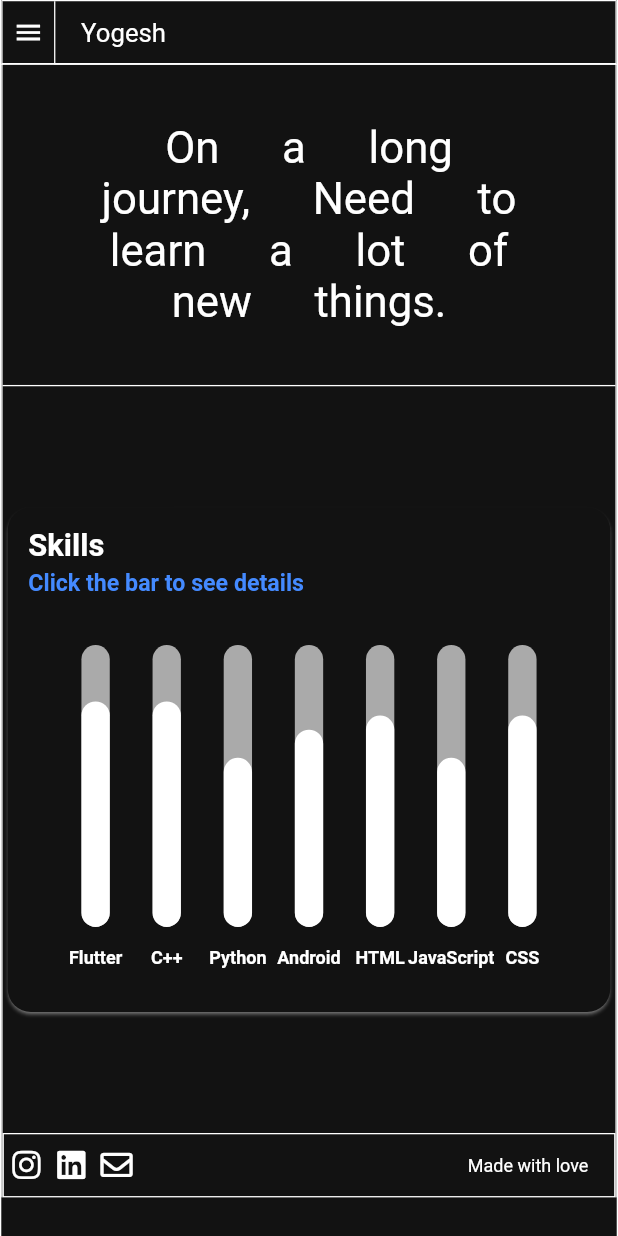
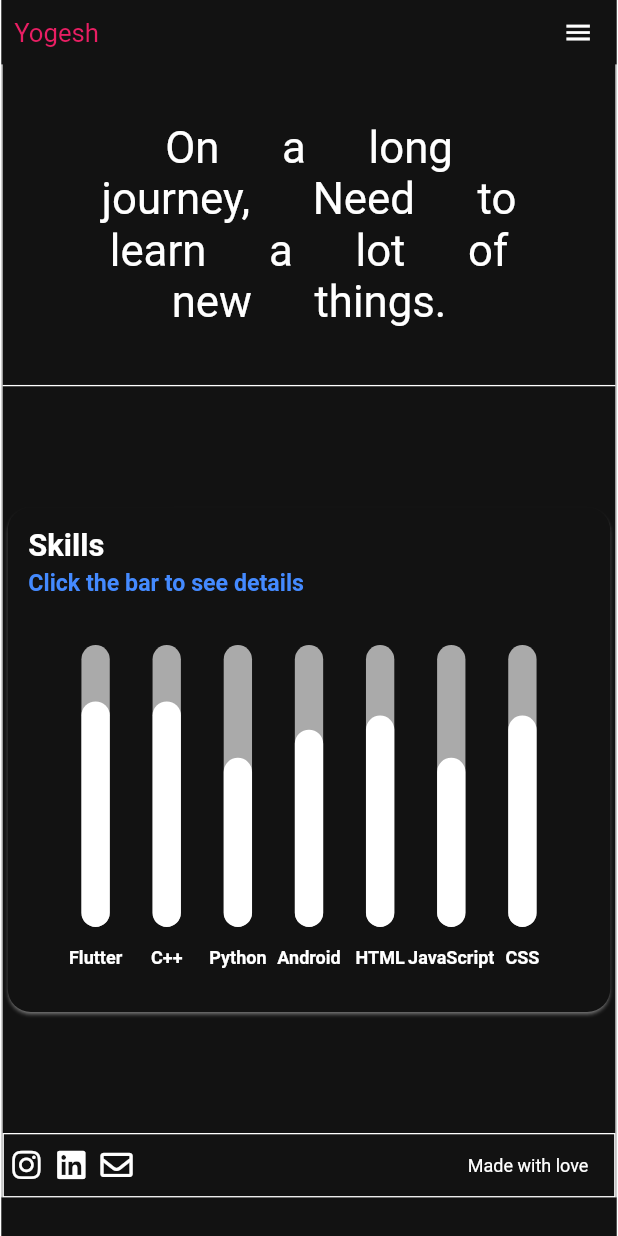
Before and after one commit to Yogeshk4124/yogeshk4124.github.io, a Flutter app: the Skills screen opened directly, on a phone screen of 412 x 824 dp. Run offline on Flutter 3.47's test engine with Material 2 defaults, Android fonts, the phone set to English and light mode, and no system bars; drawn by our look-alikes of fl_chart; our stand-ins replace animated_text_kit, carousel_slider, font_awesome_flutter, google_fonts, responsive_framework, webview_flutter; missing offline and left inert: event_hub, flutter_page_transition, universal_html; network calls fail; Roboto replaces fonts that are missing (Monoton).

Commit message:
navbar revamp

```diff
--- a/lib/Components/NavBar.dart
+++ b/lib/Components/NavBar.dart
@@ -4,6 +4,7 @@ import 'package:google_fonts/google_fonts.dart';
 import 'package:portfolio/Models/project.dart';
 import 'package:portfolio/Pages/ProjectsPage.dart';
 import 'package:portfolio/Pages/SkillsPage.dart';
+import 'package:portfolio/Utility/Constants.dart';
 
 class NavBar extends StatefulWidget {
   // BuildContext pageContext;
@@ -44,19 +45,56 @@ class _NavBarState extends State<NavBar> with SingleTickerProviderStateMixin {
     return Column(
       children: [
         Container(
-          decoration: BoxDecoration(
-            border: Border(
-              left: BorderSide(color: Colors.white, width: 1),
-              top: BorderSide(color: Colors.white, width: 1),
-              right: BorderSide(color: Colors.white, width: 1),
-            ),
-          ),
           height: 50,
+          padding: MediaQuery.of(context).size.width < 800
+              ? EdgeInsets.symmetric(horizontal: 10)
+              : null,
           child: Row(
             crossAxisAlignment: CrossAxisAlignment.stretch,
             children: [
+              InkWell(
+                onTap: () {
+                  Navigator.of(context).pushReplacementNamed('/');
+                },
+                onHover: (val) {},
+                child: Container(
+                  alignment: Alignment.centerLeft,
+                  child: Text(
+                    'Yogesh',
+                    style: GoogleFonts.bungeeInline(
+                      color: Colors.pink,
+                      fontSize: 20,
+                    ),
+                    textAlign: TextAlign.center,
+                  ),
+                ),
+              ),
+              Spacer(),
               Visibility(
-                visible: !(MediaQuery.of(context).size.width >= 800),
+                visible: MediaQuery.of(context).size.width >= 800,
+                child: Row(
+                  children: [
+                    NavItem(
+                      skills: 'Skills',
+                      pageNo: 1,
+                      cur: widget.page,
+                    ),
+                    // buildInkWell('Skills', 0),
+                    NavItem(
+                      skills: 'Projects',
+                      pageNo: 2,
+                      cur: widget.page,
+                    ),
+                    NavItem(
+                      skills: 'Resume',
+                      pageNo: 3,
+                      cur: widget.page,
+                    ),
+                  ],
+                ),
+              ),
+              Visibility(
+                visible: updateNav(),
                 child: InkWell(
                   onTap: () {
                     setState(() {
@@ -78,67 +116,6 @@ class _NavBarState extends State<NavBar> with SingleTickerProviderStateMixin {
                   ),
                 ),
               ),
-              Expanded(
-                flex: 6,
-                child: InkWell(
-                  onTap: () {
-                    Navigator.of(context).pushReplacementNamed('/');
-                  },
-                  onHover: (val) {},
-                  child: Container(
-                    decoration: BoxDecoration(
-                      border: Border(
-                        left: BorderSide(color: Colors.white, width: 1),
-                        bottom: BorderSide(color: Colors.white, width: 1),
-                      ),
-                    ),
-                    alignment: Alignment.centerLeft,
-                    padding: EdgeInsets.only(left: 20),
-                    child: Text(
-                      'Yogesh',
-                      style: GoogleFonts.bungeeShade(
-                        //rocksalt,arbutus,
-                        color: Colors.white,
-                        fontSize: 20,
-                      ),
-                      textAlign: TextAlign.center,
-                    ),
-                  ),
-                ),
-              ),
-              Visibility(
-                visible: MediaQuery.of(context).size.width >= 800,
-                child: Expanded(
-                  flex: 5,
-                  child: Row(
-                    crossAxisAlignment: CrossAxisAlignment.stretch,
-                    children: [
-                      Expanded(
-                        child: NavItem(
-                          skills: 'Skills',
-                          pageNo: 1,
-                          cur: widget.page,
-                        ),
-                        // buildInkWell('Skills', 0),
-                      ),
-                      Expanded(
-                        child: NavItem(
-                          skills: 'Projects',
-                          pageNo: 2,
-                          cur: widget.page,
-                        ),
-                      ),
-                      Expanded(
-                        child: NavItem(
-                          skills: 'Resume',
-                          pageNo: 3,
-                          cur: widget.page,
-                        ),
-                      ),
-                    ],
-                  ),
-                ),
-              ),
             ],
           ),
         ),
@@ -156,21 +133,10 @@ class _NavBarState extends State<NavBar> with SingleTickerProviderStateMixin {
                 height: height,
                 alignment: Alignment.center,
                 width: double.infinity,
-                decoration: BoxDecoration(
-                  border: Border(
-                    bottom: MediaQuery.of(context).size.width >= 800
-                        ? BorderSide.none
-                        : BorderSide(color: Colors.white, width: 1),
-                    left: BorderSide(color: Colors.white, width: 1),
-                    right: BorderSide(color: Colors.white, width: 1),
-                  ),
-                ),
-                child: height > 25
-                    ? Text(
+                child: Text(
                   'Skills',
                   style: TextStyle(color: Colors.white),
-                      )
-                    : Text(''),
+                ),
               ),
             ),
             GestureDetector(
@@ -185,21 +151,10 @@ class _NavBarState extends State<NavBar> with SingleTickerProviderStateMixin {
                 height: height,
                 alignment: Alignment.center,
                 width: double.infinity,
-                decoration: BoxDecoration(
-                  border: Border(
-                    bottom: MediaQuery.of(context).size.width >= 800
-                        ? BorderSide.none
-                        : BorderSide(color: Colors.white, width: 1),
-                    left: BorderSide(color: Colors.white, width: 1),
-                    right: BorderSide(color: Colors.white, width: 1),
-                  ),
-                ),
-                child: height > 25
-                    ? Text(
+                child: Text(
                   'Project',
                   style: TextStyle(color: Colors.white),
-                      )
-                    : Text(''),
+                ),
               ),
             ),
             GestureDetector(
@@ -214,27 +169,27 @@ class _NavBarState extends State<NavBar> with SingleTickerProviderStateMixin {
                 height: height,
                 alignment: Alignment.center,
                 width: double.infinity,
-                decoration: BoxDecoration(
-                  border: Border(
-                    bottom: MediaQuery.of(context).size.width >= 800
-                        ? BorderSide.none
-                        : BorderSide(color: Colors.white, width: 1),
-                    left: BorderSide(color: Colors.white, width: 1),
-                    right: BorderSide(color: Colors.white, width: 1),
-                  ),
-                ),
-                child: height > 25
-                    ? Text(
+                child: Text(
                   'Resume',
                   style: TextStyle(color: Colors.white),
-                      )
-                    : Text(''),
+                ),
               ),
             ),
           ],
         ),
       ],
     );
+  }
+
+  updateNav() {
+    if (!(MediaQuery.of(context).size.width >= 800))
+      return true;
+    else {
+      setState(() {
+        height = 0;
+      });
+      return false;
+    }
   }
 }
 
@@ -248,8 +203,14 @@ class NavItem extends StatefulWidget {
 }
 
 class _NavItemState extends State<NavItem> {
-  Color kBg = black;
-  Color kFg = Colors.white;
+  late Color kTextColor;
+
+  @override
+  void initState() {
+    super.initState();
+    kTextColor = widget.pageNo != widget.cur ? kWhite : Colors.pink;
+  }
+
   @override
   Widget build(BuildContext context) {
     return InkWell(
@@ -263,32 +224,23 @@ class _NavItemState extends State<NavItem> {
       onHover: (isInside) {
         setState(() {
           if (widget.pageNo != widget.cur) if (isInside) {
-            kBg = Colors.white;
-            kFg = black;
+            kTextColor = Colors.pinkAccent;
           } else {
-            kBg = black;
-            kFg = Colors.white;
+            kTextColor = kWhite;
           }
         });
       },
-      child: Container(
-        decoration: BoxDecoration(
-          color: kBg,
-          border: Border(
-            left: BorderSide(width: 1.0, color: Colors.white),
-            bottom: BorderSide(
-                width: 1.0,
-                color: widget.pageNo == widget.cur ? black : Colors.white),
-          ),
-        ),
-        alignment: Alignment.center,
+      child: Card(
+        color: kCardBackground,
+        child: Padding(
+          padding: const EdgeInsets.all(8.0),
           child: Text(
             widget.skills,
-          style: GoogleFonts.bungee(
-            color: kFg,
-            fontSize: 18,
+            style: TextStyle(
+              color: kTextColor,
             ),
             textAlign: TextAlign.center,
+          ),
         ),
       ),
     );
--- a/lib/Utility/Constants.dart
+++ b/lib/Utility/Constants.dart
@@ -144,6 +144,10 @@ List<Color> myColor = [
   Colors.lightBlueAccent,
   Colors.purpleAccent,
 ];
+Color kWhite = Color(0xffd3d4d4);
+Color kDarkWhite = Color(0xff787a7b);
+Color kBackground = Color(0xff212324);
+Color kCardBackground = Color(0xff18191A);
 List<Project> projectsList = [
   Project(
     imgsrc:
```
Lines whose indentation alone changed are shown as unchanged.
